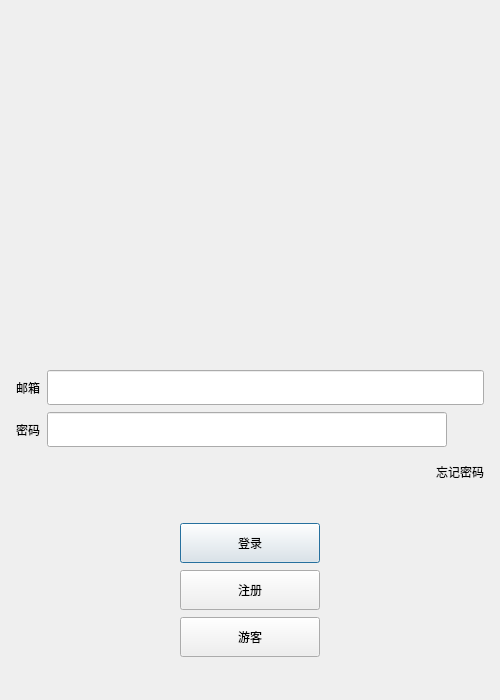
Old version of the form client/logindialog.ui in the repository KBchulan/HungerYet.
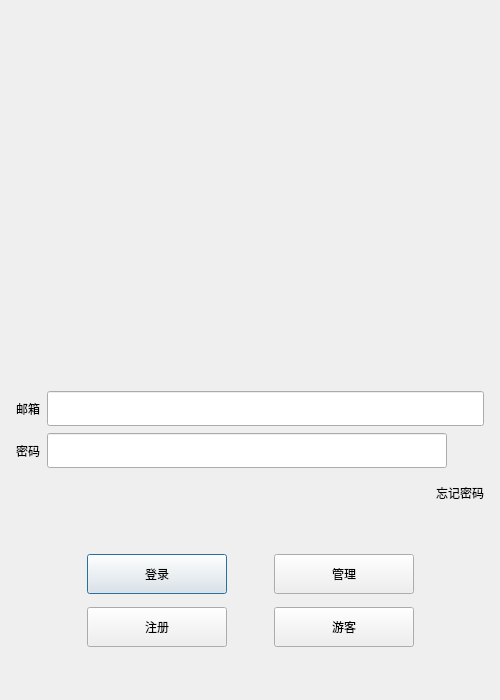
New version of the form. Custom widgets are drawn as their Qt base class.

```diff
--- a/client/logindialog.ui
+++ b/client/logindialog.ui
@@ -248,6 +248,9 @@
      </item>
      <item>
       <layout class="QHBoxLayout" name="horizontalLayout_5">
+       <property name="bottomMargin">
+        <number>6</number>
+       </property>
        <item>
         <spacer name="horizontalSpacer_3">
          <property name="orientation">
@@ -280,6 +283,41 @@
          </property>
         </widget>
        </item>
+       <item>
+        <spacer name="horizontalSpacer_8">
+         <property name="orientation">
+          <enum>Qt::Horizontal</enum>
+         </property>
+         <property name="sizeType">
+          <enum>QSizePolicy::Fixed</enum>
+         </property>
+         <property name="sizeHint" stdset="0">
+          <size>
+           <width>40</width>
+           <height>20</height>
+          </size>
+         </property>
+        </spacer>
+       </item>
+       <item>
+        <widget class="QPushButton" name="admin_btn">
+         <property name="minimumSize">
+          <size>
+           <width>140</width>
+           <height>40</height>
+          </size>
+         </property>
+         <property name="maximumSize">
+          <size>
+           <width>140</width>
+           <height>40</height>
+          </size>
+         </property>
+         <property name="text">
+          <string>管理</string>
+         </property>
+        </widget>
+       </item>
        <item>
         <spacer name="horizontalSpacer_2">
          <property name="orientation">
@@ -296,9 +334,9 @@
       </layout>
      </item>
      <item>
-      <layout class="QHBoxLayout" name="horizontalLayout_6">
+      <layout class="QHBoxLayout" name="horizontalLayout_7">
        <item>
-        <spacer name="horizontalSpacer_5">
+        <spacer name="horizontalSpacer_6">
          <property name="orientation">
           <enum>Qt::Horizontal</enum>
          </property>
@@ -334,22 +372,8 @@
          <property name="orientation">
           <enum>Qt::Horizontal</enum>
          </property>
-         <property name="sizeHint" stdset="0">
-          <size>
-           <width>40</width>
-           <height>20</height>
-          </size>
-         </property>
-        </spacer>
-       </item>
-      </layout>
-     </item>
-     <item>
-      <layout class="QHBoxLayout" name="horizontalLayout_7">
-       <item>
-        <spacer name="horizontalSpacer_6">
-         <property name="orientation">
-          <enum>Qt::Horizontal</enum>
+         <property name="sizeType">
+          <enum>QSizePolicy::Fixed</enum>
          </property>
          <property name="sizeHint" stdset="0">
           <size>
```
